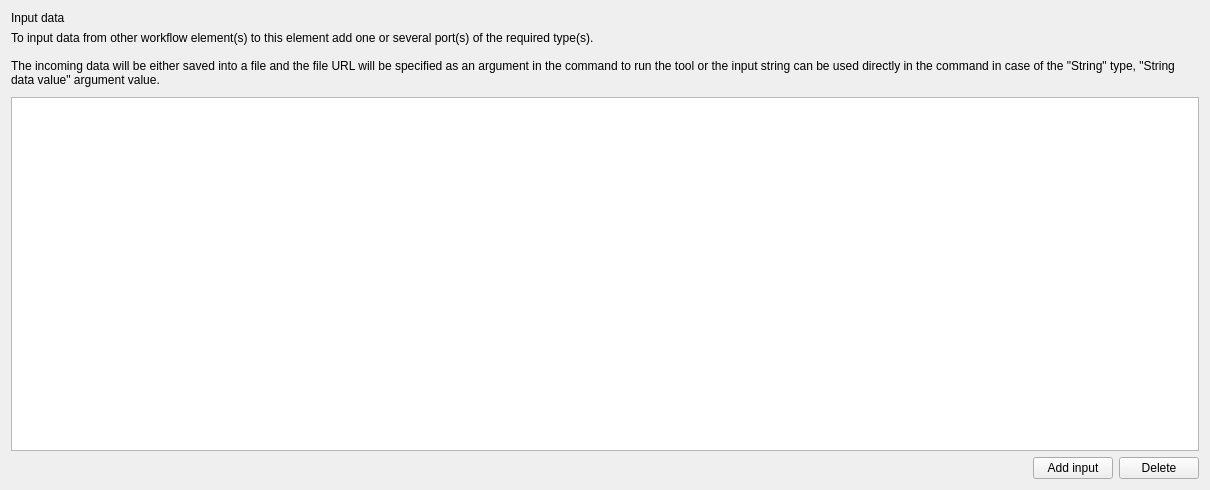
Qt form src/plugins/workflow_designer/src/library/create_cmdline_based_worker/CreateCmdlineBasedWorkerWizardInputDataPage.ui (violethaze74/ugene) before a commit.
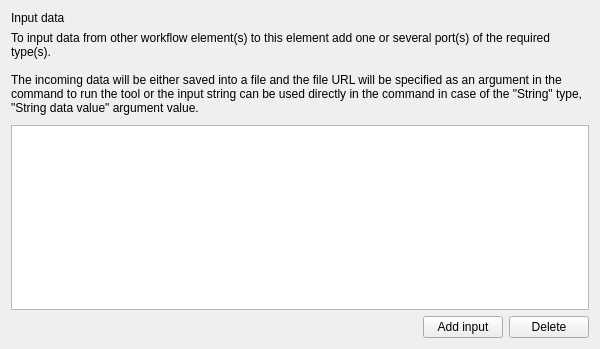
The same form after that commit.

Diff of the .ui file:
```diff
--- a/src/plugins/workflow_designer/src/library/create_cmdline_based_worker/CreateCmdlineBasedWorkerWizardInputDataPage.ui
+++ b/src/plugins/workflow_designer/src/library/create_cmdline_based_worker/CreateCmdlineBasedWorkerWizardInputDataPage.ui
@@ -6,8 +6,8 @@
    <rect>
     <x>0</x>
     <y>0</y>
-    <width>1210</width>
-    <height>490</height>
+    <width>600</width>
+    <height>349</height>
    </rect>
   </property>
   <property name="windowTitle">
```
